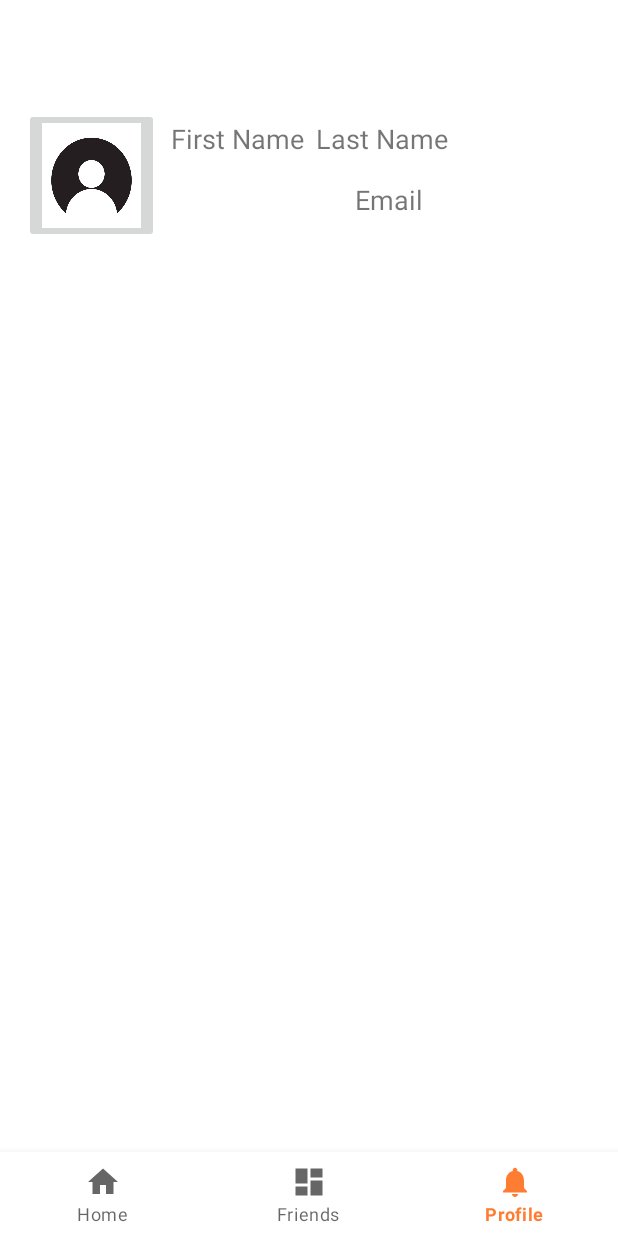
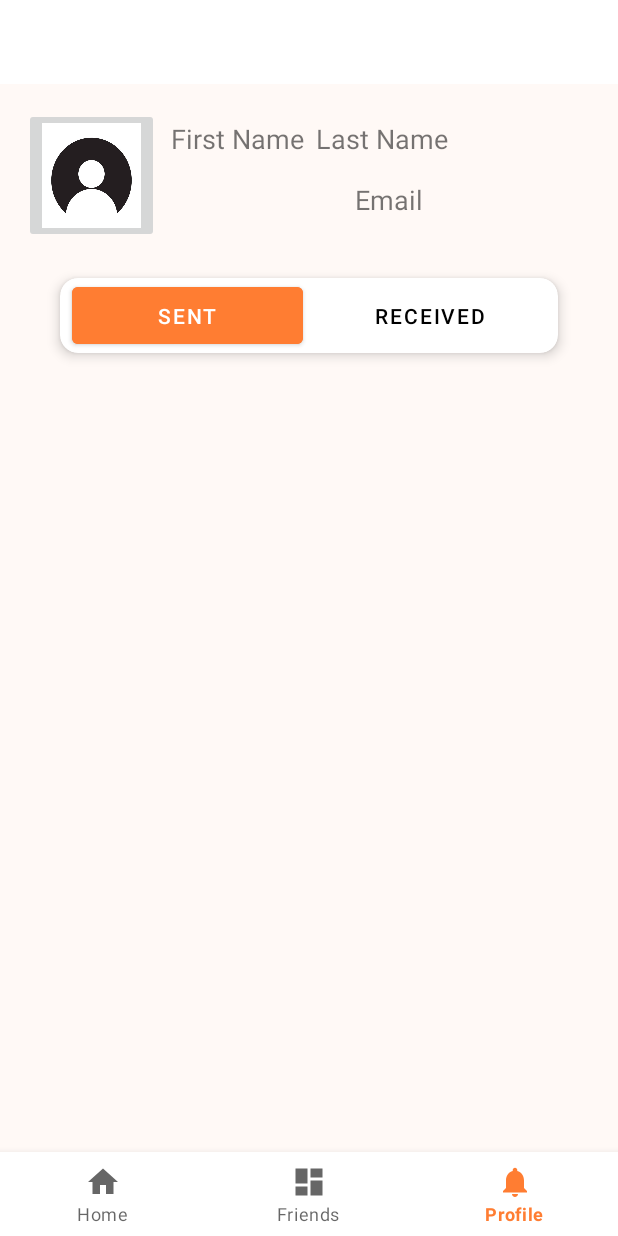
Before and after one commit to hrl-2024/FriendLink, an Android app: the ProfileFragment screen opened through its navigation route, on a phone screen of 412 x 824 dp. Run offline under Robolectric (Android 15) with nearby library versions, the phone set to English and light mode, and no system bars; our stand-ins replace Firebase (no records; nobody signed in at launch, a user with empty details on screens opened directly), navigation-ui; Roboto replaces fonts that are not available here.

Commit message:
Added sent/received buttons on the profile page

```diff
--- a/app/src/main/res/layout/fragment_profile.xml
+++ b/app/src/main/res/layout/fragment_profile.xml
@@ -1,11 +1,12 @@
 <?xml version="1.0" encoding="utf-8"?>
-<androidx.constraintlayout.widget.ConstraintLayout xmlns:android="http://schemas.android.com/apk/res/android"
+<androidx.constraintlayout.widget.ConstraintLayout
+    xmlns:android="http://schemas.android.com/apk/res/android"
     xmlns:app="http://schemas.android.com/apk/res-auto"
     xmlns:tools="http://schemas.android.com/tools"
     android:layout_width="match_parent"
     android:layout_height="match_parent"
+    android:background="@color/background"
     tools:context=".ui.profile.ProfileFragment">
-
 
     <ImageButton
         android:id="@+id/profilePic"
@@ -50,4 +51,49 @@
         app:layout_constraintStart_toEndOf="@+id/profilePic"
         app:layout_constraintTop_toBottomOf="@+id/lastName" />
 
+    <androidx.cardview.widget.CardView
+        android:id="@+id/buttonsCardView"
+        android:layout_width="match_parent"
+        android:layout_height="wrap_content"
+        android:layout_marginTop="40dp"
+        android:layout_marginLeft="40dp"
+        android:layout_marginRight="40dp"
+        app:cardElevation="5dp"
+        app:cardCornerRadius="12dp"
+        app:layout_constraintTop_toBottomOf="@+id/email"
+        app:layout_constraintStart_toStartOf="parent"
+        app:layout_constraintEnd_toEndOf="parent">
+
+            <LinearLayout
+                android:layout_width="match_parent"
+                android:layout_height="wrap_content"
+                android:orientation="horizontal"
+                android:gravity="center">
+
+                <Button
+                    android:id="@+id/sentMessagesButton"
+                    android:layout_width="0dp"
+                    android:layout_height="50dp"
+                    android:layout_weight="1"
+                    android:layout_marginStart="8dp"
+                    android:backgroundTint="@color/color_primary"
+                    android:text="@string/sent"
+                    android:textColor="@color/white" />
+
+                <Button
+                    android:id="@+id/receivedMessagesButton"
+                    android:layout_width="0dp"
+                    android:layout_height="50dp"
+                    android:layout_weight="1"
+                    android:layout_marginStart="8dp"
+                    android:layout_marginEnd="8dp"
+                    android:backgroundTint="@color/white"
+                    android:text="@string/received"
+                    android:textColor="@color/black"
+                    android:stateListAnimator="@null"/>
+
+            </LinearLayout>
+
+    </androidx.cardview.widget.CardView>
+
 </androidx.constraintlayout.widget.ConstraintLayout>
--- a/app/src/main/res/values/strings.xml
+++ b/app/src/main/res/values/strings.xml
@@ -38,5 +38,7 @@
 
     <!--  Resource string name for profile fragment  -->
     <string name="not_login">You have not login yet</string>
+    <string name="sent">Sent</string>
+    <string name="received">Received</string>
 
 </resources>
```
